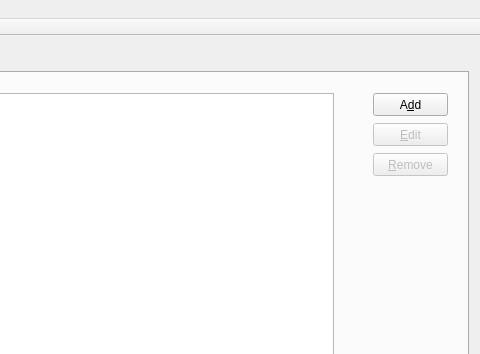
Before: the Qt Designer form source/mainwindow.ui in martin-kudlicka/virtual-desktop-manager, drawn with Qt 5; both pictures show x 320 to 800 and y 0 to 354 of the 800 by 600 pixel window.
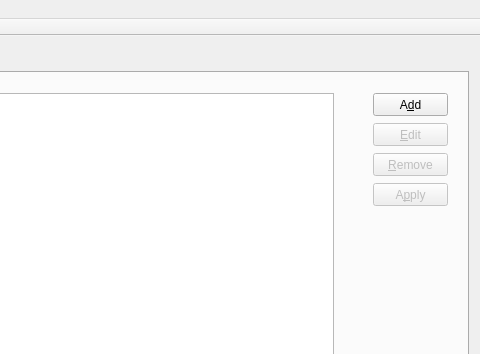
After: the same form once the commit is applied.

Commit message: + apply rule

```diff
--- a/source/mainwindow.ui
+++ b/source/mainwindow.ui
@@ -126,6 +126,22 @@
          <string>&amp;Remove</string>
         </property>
        </widget>
+       <widget class="QPushButton" name="applyRuleButton">
+        <property name="enabled">
+         <bool>false</bool>
+        </property>
+        <property name="geometry">
+         <rect>
+          <x>680</x>
+          <y>110</y>
+          <width>75</width>
+          <height>23</height>
+         </rect>
+        </property>
+        <property name="text">
+         <string>A&amp;pply</string>
+        </property>
+       </widget>
       </widget>
      </widget>
     </item>
```
The commit also changes 6 other files.
